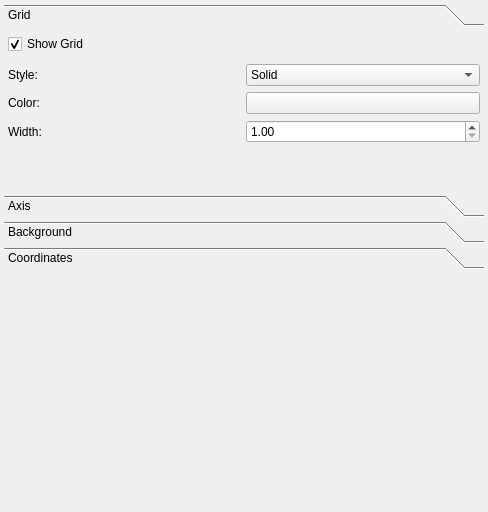
Qt form src/settingsview.ui (gitGNU/gnu_siplot) before a commit.
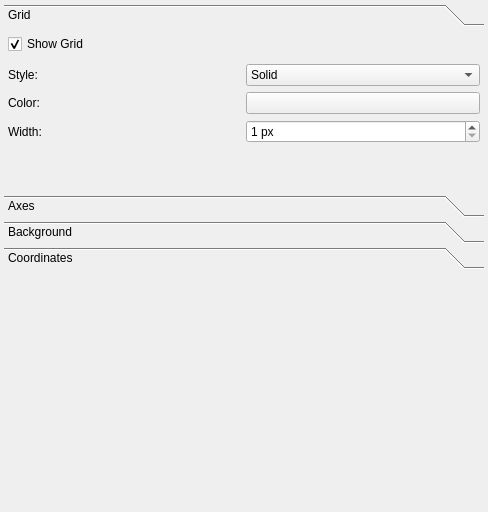
The same form after that commit.

Patch:
```diff
--- a/src/settingsview.ui
+++ b/src/settingsview.ui
@@ -46,8 +46,8 @@
         <rect>
          <x>0</x>
          <y>0</y>
-         <width>447</width>
-         <height>124</height>
+         <width>464</width>
+         <height>164</height>
         </rect>
        </property>
        <attribute name="label">
@@ -101,16 +101,6 @@
              </property>
             </widget>
            </item>
-           <item row="3" column="1">
-            <widget class="QDoubleSpinBox" name="m_gridWidthSpin">
-             <property name="minimum">
-              <double>1.000000000000000</double>
-             </property>
-             <property name="maximum">
-              <double>1000.000000000000000</double>
-             </property>
-            </widget>
-           </item>
            <item row="2" column="0">
             <widget class="QLabel" name="label_9">
              <property name="text">
@@ -161,6 +151,19 @@
              </item>
             </widget>
            </item>
+           <item row="3" column="1">
+            <widget class="QSpinBox" name="m_gridWidthSpin">
+             <property name="suffix">
+              <string> px</string>
+             </property>
+             <property name="minimum">
+              <number>1</number>
+             </property>
+             <property name="maximum">
+              <number>1000</number>
+             </property>
+            </widget>
+           </item>
           </layout>
          </widget>
         </item>
@@ -189,7 +192,7 @@
         </rect>
        </property>
        <attribute name="label">
-        <string>Axis</string>
+        <string>Axes</string>
        </attribute>
        <layout class="QGridLayout" name="gridLayout" rowstretch="0,0">
         <property name="horizontalSpacing">
```
Left out of the diff: 6 changed lines with no effect on the pictures.
